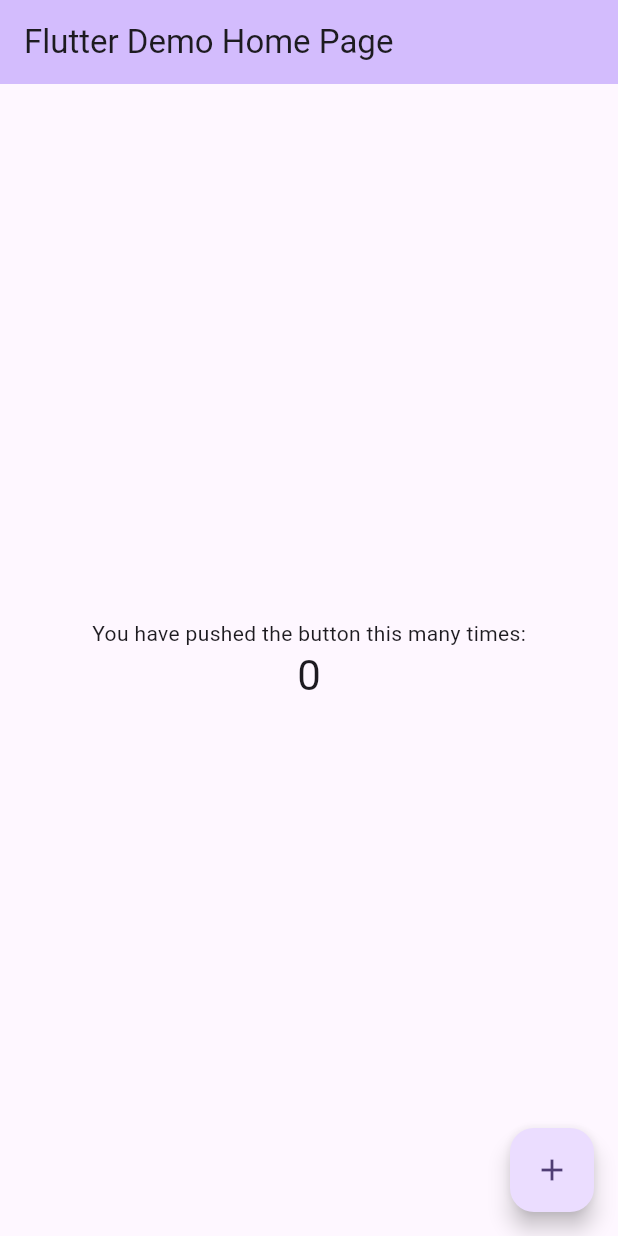
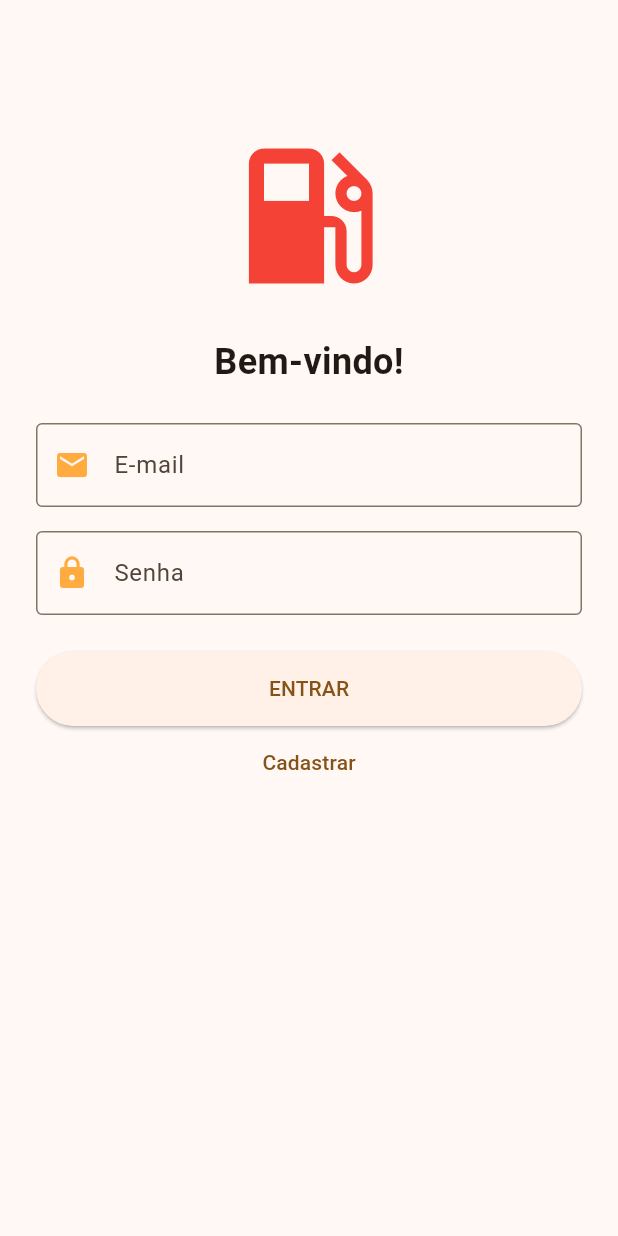
Before and after one commit to SilvioGobo/ProjetoFlutter, a Flutter app: the screen it shows after launch, on a phone screen of 412 x 824 dp. Run offline on Flutter 3.47's test engine with Material 3 defaults, Android fonts, the phone set to English and light mode, and no system bars; our stand-ins replace firebase_auth, firebase_core; accounts and stored records are empty.

Commit message:
Feat(auth): Autenticação de Usuário

```diff
--- a/lib/main.dart
+++ b/lib/main.dart
@@ -1,122 +1,52 @@
 import 'package:flutter/material.dart';
+import 'package:firebase_core/firebase_core.dart';
+import 'package:provider/provider.dart';
+import 'firebase_options.dart';
+import 'services/auth_service.dart';
+import 'screens/login_screen.dart';
+import 'screens/home_screen.dart';
 
-void main() {
-  runApp(const MyApp());
+void main() async {
+  WidgetsFlutterBinding.ensureInitialized();
+  await Firebase.initializeApp(options: DefaultFirebaseOptions.currentPlatform);
+
+  runApp(
+    MultiProvider(
+      providers: [ChangeNotifierProvider(create: (_) => AuthService())],
+      child: const MyApp(),
+    ),
+  );
 }
 
 class MyApp extends StatelessWidget {
   const MyApp({super.key});
 
-  // This widget is the root of your application.
   @override
   Widget build(BuildContext context) {
     return MaterialApp(
-      title: 'Flutter Demo',
+      title: 'Controle de Abastecimento',
+      debugShowCheckedModeBanner: false,
       theme: ThemeData(
-        // This is the theme of your application.
-        //
-        // TRY THIS: Try running your application with "flutter run". You'll see
-        // the application has a purple toolbar. Then, without quitting the app,
-        // try changing the seedColor in the colorScheme below to Colors.green
-        // and then invoke "hot reload" (save your changes or press the "hot
-        // reload" button in a Flutter-supported IDE, or press "r" if you used
-        // the command line to start the app).
-        //
-        // Notice that the counter didn't reset back to zero; the application
-        // state is not lost during the reload. To reset the state, use hot
-        // restart instead.
-        //
-        // This works for code too, not just values: Most code changes can be
-        // tested with just a hot reload.
-        colorScheme: ColorScheme.fromSeed(seedColor: Colors.deepPurple),
+        colorScheme: ColorScheme.fromSeed(seedColor: Colors.orange),
+        useMaterial3: true,
       ),
-      home: const MyHomePage(title: 'Flutter Demo Home Page'),
+      //Lógica da home para redirecionar o usuário!
+      home: Consumer<AuthService>(
+        builder: (context, auth, child) {
+          //Se estiver verificando o login, mostra um loading
+          if (auth.isLoading) {
+            return const Scaffold(
+              body: Center(child: CircularProgressIndicator()),
+            );
+          }
+          //Se não tem usuário logado, manda pro Login
+          if (auth.usuario == null) {
+            return const LoginScreen();
+          }
+          //Se tem usuário logado, manda pra Home
+          return const HomeScreen();
+        },
+      ),
     );
   }
 }
-
-class MyHomePage extends StatefulWidget {
-  const MyHomePage({super.key, required this.title});
-
-  // This widget is the home page of your application. It is stateful, meaning
-  // that it has a State object (defined below) that contains fields that affect
-  // how it looks.
-
-  // This class is the configuration for the state. It holds the values (in this
-  // case the title) provided by the parent (in this case the App widget) and
-  // used by the build method of the State. Fields in a Widget subclass are
-  // always marked "final".
-
-  final String title;
-
-  @override
-  State<MyHomePage> createState() => _MyHomePageState();
-}
-
-class _MyHomePageState extends State<MyHomePage> {
-  int _counter = 0;
-
-  void _incrementCounter() {
-    setState(() {
-      // This call to setState tells the Flutter framework that something has
-      // changed in this State, which causes it to rerun the build method below
-      // so that the display can reflect the updated values. If we changed
-      // _counter without calling setState(), then the build method would not be
-      // called again, and so nothing would appear to happen.
-      _counter++;
-    });
-  }
-
-  @override
-  Widget build(BuildContext context) {
-    // This method is rerun every time setState is called, for instance as done
-    // by the _incrementCounter method above.
-    //
-    // The Flutter framework has been optimized to make rerunning build methods
-    // fast, so that you can just rebuild anything that needs updating rather
-    // than having to individually change instances of widgets.
-    return Scaffold(
-      appBar: AppBar(
-        // TRY THIS: Try changing the color here to a specific color (to
-        // Colors.amber, perhaps?) and trigger a hot reload to see the AppBar
-        // change color while the other colors stay the same.
-        backgroundColor: Theme.of(context).colorScheme.inversePrimary,
-        // Here we take the value from the MyHomePage object that was created by
-        // the App.build method, and use it to set our appbar title.
-        title: Text(widget.title),
-      ),
-      body: Center(
-        // Center is a layout widget. It takes a single child and positions it
-        // in the middle of the parent.
-        child: Column(
-          // Column is also a layout widget. It takes a list of children and
-          // arranges them vertically. By default, it sizes itself to fit its
-          // children horizontally, and tries to be as tall as its parent.
-          //
-          // Column has various properties to control how it sizes itself and
-          // how it positions its children. Here we use mainAxisAlignment to
-          // center the children vertically; the main axis here is the vertical
-          // axis because Columns are vertical (the cross axis would be
-          // horizontal).
-          //
-          // TRY THIS: Invoke "debug painting" (choose the "Toggle Debug Paint"
-          // action in the IDE, or press "p" in the console), to see the
-          // wireframe for each widget.
-          mainAxisAlignment: MainAxisAlignment.center,
-          children: <Widget>[
-            const Text('You have pushed the button this many times:'),
-            Text(
-              '$_counter',
-              style: Theme.of(context).textTheme.headlineMedium,
-            ),
-          ],
-        ),
-      ),
-      floatingActionButton: FloatingActionButton(
-        onPressed: _incrementCounter,
-        tooltip: 'Increment',
-        child: const Icon(Icons.add),
-      ), // This trailing comma makes auto-formatting nicer for build methods.
-    );
-  }
-}
--- /dev/null
+++ b/lib/screens/login_screen.dart
@@ -0,0 +1,136 @@
+import 'package:flutter/material.dart';
+import 'package:provider/provider.dart';
+import '../services/auth_service.dart';
+
+class LoginScreen extends StatefulWidget {
+  const LoginScreen({super.key});
+
+  @override
+  State<LoginScreen> createState() => _LoginScreenState();
+}
+
+class _LoginScreenState extends State<LoginScreen> {
+  // Controladores para pegar o texto digitado
+  final _emailController = TextEditingController();
+  final _senhaController = TextEditingController();
+
+  // Variável para alternar entre "Modo Login" e "Modo Cadastro"
+  bool isLogin = true;
+  bool loading = false;
+
+  // Título muda conforme o modo
+  String get titulo => isLogin ? "Bem-vindo!" : "Crie sua conta";
+  String get textoBotao => isLogin ? "ENTRAR" : "CADASTRAR";
+  String get textoAlternar => isLogin ? "Cadastrar" : "Já tem conta? Entre";
+
+  // Função responsável por chamar o AuthService
+  Future<void> _cliqueDoBotao() async {
+    setState(() => loading = true); // Ativa o carregamento (Loading)
+
+    try {
+      // 1. Chama o Provider para acessar nosso Serviço de Autenticação
+      if (isLogin) {
+        await context.read<AuthService>().login(
+          _emailController.text,
+          _senhaController.text,
+        );
+      } else {
+        await context.read<AuthService>().cadastrar(
+          _emailController.text,
+          _senhaController.text,
+        );
+      }
+      // Se passar daqui, significa que funcionou!
+    } on AuthException catch (e) {
+      // Erro com snackbar vermelha
+      ScaffoldMessenger.of(context).showSnackBar(
+        SnackBar(content: Text(e.message), backgroundColor: Colors.red),
+      );
+    } catch (e) {
+      // Erro genérico
+      ScaffoldMessenger.of(context).showSnackBar(
+        SnackBar(
+          content: Text("Erro inesperado: $e"),
+          backgroundColor: Colors.red,
+        ),
+      );
+    } finally {
+      // 3. Desativa o carregamento
+      if (mounted) setState(() => loading = false);
+    }
+  }
+
+  @override
+  Widget build(BuildContext context) {
+    return Scaffold(
+      body: SingleChildScrollView(
+        child: Padding(
+          padding: const EdgeInsets.all(24.0),
+          child: Column(
+            mainAxisAlignment: MainAxisAlignment.center,
+            children: [
+              const SizedBox(height: 60),
+              //Utilizando os icones do tema
+              Icon(Icons.local_gas_station, size: 120, color: Colors.red),
+              const SizedBox(height: 20),
+
+              Text(
+                titulo,
+                style: const TextStyle(
+                  fontSize: 24,
+                  fontWeight: FontWeight.bold,
+                ),
+              ),
+              const SizedBox(height: 24),
+
+              // Campo de Email
+              TextFormField(
+                controller: _emailController,
+                decoration: const InputDecoration(
+                  labelText: "E-mail",
+                  border: OutlineInputBorder(),
+                  prefixIcon: Icon(Icons.email, color: Colors.orangeAccent),
+                ),
+                keyboardType: TextInputType.emailAddress,
+              ),
+              const SizedBox(height: 16),
+
+              // Campo de Senha
+              TextFormField(
+                controller: _senhaController,
+                decoration: const InputDecoration(
+                  labelText: "Senha",
+                  border: OutlineInputBorder(),
+                  prefixIcon: Icon(Icons.lock, color: Colors.orangeAccent),
+                ),
+                obscureText: true,
+              ),
+              const SizedBox(height: 24),
+
+              // Botão Principal (Login ou Cadastro)
+              loading
+                  ? const CircularProgressIndicator()
+                  : ElevatedButton(
+                      style: ElevatedButton.styleFrom(
+                        minimumSize: const Size.fromHeight(50),
+                      ),
+                      onPressed: _cliqueDoBotao,
+                      child: Text(textoBotao),
+                    ),
+
+              // Botão para trocar entre Login e Cadastro
+              TextButton(
+                onPressed: () {
+                  setState(() {
+                    isLogin = !isLogin;
+                  });
+                },
+                child: Text(textoAlternar),
+              ),
+            ],
+          ),
+        ),
+      ),
+    );
+  }
+}
--- /dev/null
+++ b/lib/services/auth_service.dart
@@ -0,0 +1,50 @@
+import 'package:firebase_auth/firebase_auth.dart';
+import 'package:flutter/material.dart';
+
+class AuthService extends ChangeNotifier {
+  // Instância do Firebase Auth (é a ferramenta oficial do Google)
+  final FirebaseAuth _auth = FirebaseAuth.instance;
+
+  // Variável para ver se tem alguem on no momento
+  User? usuario;
+  // Controla loading
+  bool isLoading = true;
+
+  AuthService() {
+    _authProcuraUsuario();
+  }
+  // Verifica se tem alguem logado
+  void _authProcuraUsuario() {
+    _auth.authStateChanges().listen((User? user) {
+      usuario = user;
+      isLoading = false;
+      notifyListeners(); // Mostra na tela a alteração do status
+    });
+  }
+  // Login com email e senha
+  Future<void> login(String email, String password) async {
+    try {
+      await _auth.signInWithEmailAndPassword(email: email, password: password);
+    } on FirebaseAuthException catch (e) {
+      // Erro
+      throw AuthException(e.code);
+    }
+  }
+  // Cadastro email e senha
+  Future<void> cadastrar(String email, String password) async {
+    try {
+      await _auth.createUserWithEmailAndPassword(email: email, password: password);
+    } on FirebaseAuthException catch (e) {
+      throw AuthException(e.code);
+    }
+  }
+  // logout
+  Future<void> logout() async {
+    await _auth.signOut();
+  }
+}
+// tradutor de erros
+class AuthException implements Exception {
+  final String message;
+  AuthException(this.message);
+}
```
Also changed, not shown: lib/screens/home_screen.dart (added, +28 -0 lines), 1 other file.
